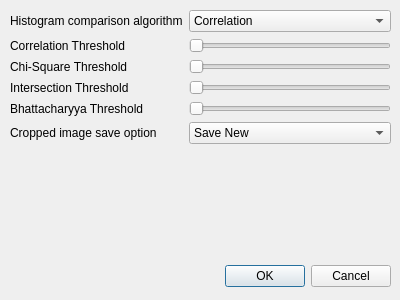
Qt form WatermarkCropper/settings.ui (vg16855/Ifunny-Watermark-Cropper) before a commit.
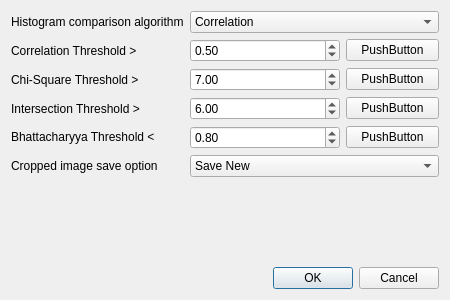
The same form after that commit.

What changed in the file:
```diff
--- a/WatermarkCropper/settings.ui
+++ b/WatermarkCropper/settings.ui
@@ -6,7 +6,7 @@
    <rect>
     <x>0</x>
     <y>0</y>
-    <width>400</width>
+    <width>450</width>
     <height>300</height>
    </rect>
   </property>
@@ -16,37 +16,27 @@
     <verstretch>0</verstretch>
    </sizepolicy>
   </property>
+  <property name="maximumSize">
+   <size>
+    <width>450</width>
+    <height>300</height>
+   </size>
+  </property>
   <property name="windowTitle">
    <string>Dialog</string>
   </property>
-  <widget class="QDialogButtonBox" name="buttonBox">
-   <property name="geometry">
-    <rect>
-     <x>10</x>
-     <y>260</y>
-     <width>381</width>
-     <height>32</height>
-    </rect>
-   </property>
-   <property name="orientation">
-    <enum>Qt::Horizontal</enum>
-   </property>
-   <property name="standardButtons">
-    <set>QDialogButtonBox::Cancel|QDialogButtonBox::Ok</set>
-   </property>
-  </widget>
-  <widget class="QWidget" name="formLayoutWidget">
-   <property name="geometry">
-    <rect>
-     <x>10</x>
-     <y>10</y>
-     <width>381</width>
-     <height>251</height>
-    </rect>
-   </property>
+  <layout class="QVBoxLayout" name="verticalLayout">
+   <item>
    <layout class="QFormLayout" name="formLayout">
+     <item row="0" column="0">
+      <widget class="QLabel" name="label">
+       <property name="text">
+        <string>Histogram comparison algorithm</string>
+       </property>
+      </widget>
+     </item>
     <item row="0" column="1">
-     <widget class="QComboBox" name="comboBox">
+      <widget class="QComboBox" name="histogramComboBox">
       <item>
        <property name="text">
         <string>Correlation</string>
@@ -72,38 +62,142 @@
     <item row="1" column="0">
      <widget class="QLabel" name="label_2">
       <property name="text">
-       <string>Correlation Threshold</string>
+        <string>Correlation Threshold &gt;</string>
       </property>
      </widget>
     </item>
-    <item row="0" column="0">
-     <widget class="QLabel" name="label">
+     <item row="1" column="1">
+      <layout class="QHBoxLayout" name="horizontalLayout" stretch="0,0">
+       <item>
+        <widget class="QDoubleSpinBox" name="correlationSpinBox">
+         <property name="minimumSize">
+          <size>
+           <width>150</width>
+           <height>0</height>
+          </size>
+         </property>
+         <property name="minimum">
+          <double>0.000000000000000</double>
+         </property>
+         <property name="value">
+          <double>0.500000000000000</double>
+         </property>
+        </widget>
+       </item>
+       <item>
+        <widget class="QPushButton" name="pushButton">
       <property name="text">
-       <string>Histogram comparison algorithm</string>
-      </property>
-     </widget>
+          <string>PushButton</string>
+         </property>
+        </widget>
+       </item>
+      </layout>
     </item>
     <item row="2" column="0">
      <widget class="QLabel" name="label_3">
       <property name="text">
-       <string>Chi-Square Threshold</string>
+        <string>Chi-Square Threshold &gt;</string>
       </property>
      </widget>
     </item>
+     <item row="2" column="1">
+      <layout class="QHBoxLayout" name="horizontalLayout_2">
+       <item>
+        <widget class="QDoubleSpinBox" name="chiSquareSpinBox">
+         <property name="sizePolicy">
+          <sizepolicy hsizetype="Minimum" vsizetype="Fixed">
+           <horstretch>0</horstretch>
+           <verstretch>0</verstretch>
+          </sizepolicy>
+         </property>
+         <property name="minimumSize">
+          <size>
+           <width>150</width>
+           <height>0</height>
+          </size>
+         </property>
+         <property name="value">
+          <double>7.000000000000000</double>
+         </property>
+        </widget>
+       </item>
+       <item>
+        <widget class="QPushButton" name="pushButton_2">
+         <property name="text">
+          <string>PushButton</string>
+         </property>
+        </widget>
+       </item>
+      </layout>
+     </item>
     <item row="3" column="0">
      <widget class="QLabel" name="label_4">
       <property name="text">
-       <string>Intersection Threshold</string>
+        <string>Intersection Threshold &gt;</string>
       </property>
      </widget>
     </item>
+     <item row="3" column="1">
+      <layout class="QHBoxLayout" name="horizontalLayout_3">
+       <item>
+        <widget class="QDoubleSpinBox" name="intersectionSpinBox">
+         <property name="minimumSize">
+          <size>
+           <width>150</width>
+           <height>0</height>
+          </size>
+         </property>
+         <property name="value">
+          <double>6.000000000000000</double>
+         </property>
+        </widget>
+       </item>
+       <item>
+        <widget class="QPushButton" name="pushButton_3">
+         <property name="text">
+          <string>PushButton</string>
+         </property>
+        </widget>
+       </item>
+      </layout>
+     </item>
     <item row="4" column="0">
      <widget class="QLabel" name="label_5">
       <property name="text">
-       <string>Bhattacharyya Threshold</string>
+        <string>Bhattacharyya Threshold &lt;</string>
       </property>
      </widget>
     </item>
+     <item row="4" column="1">
+      <layout class="QHBoxLayout" name="horizontalLayout_4">
+       <item>
+        <widget class="QDoubleSpinBox" name="bhattacharyyaSpinBox">
+         <property name="minimumSize">
+          <size>
+           <width>150</width>
+           <height>0</height>
+          </size>
+         </property>
+         <property name="value">
+          <double>0.800000000000000</double>
+         </property>
+        </widget>
+       </item>
+       <item>
+        <widget class="QPushButton" name="pushButton_4">
+         <property name="minimumSize">
+          <size>
+           <width>0</width>
+           <height>0</height>
+          </size>
+         </property>
+         <property name="text">
+          <string>PushButton</string>
+         </property>
+        </widget>
+       </item>
+      </layout>
+     </item>
     <item row="5" column="0">
      <widget class="QLabel" name="label_6">
       <property name="text">
@@ -125,40 +219,19 @@
       </item>
      </widget>
     </item>
-    <item row="1" column="1">
-     <layout class="QHBoxLayout" name="horizontalLayout">
+    </layout>
+   </item>
       <item>
-       <widget class="QSlider" name="horizontalSlider">
+    <widget class="QDialogButtonBox" name="buttonBox">
         <property name="orientation">
          <enum>Qt::Horizontal</enum>
         </property>
-       </widget>
-      </item>
-     </layout>
-    </item>
-    <item row="2" column="1">
-     <widget class="QSlider" name="horizontalSlider_2">
-      <property name="orientation">
-       <enum>Qt::Horizontal</enum>
+     <property name="standardButtons">
+      <set>QDialogButtonBox::Cancel|QDialogButtonBox::Ok</set>
       </property>
      </widget>
     </item>
-    <item row="3" column="1">
-     <widget class="QSlider" name="horizontalSlider_3">
-      <property name="orientation">
-       <enum>Qt::Horizontal</enum>
-      </property>
-     </widget>
-    </item>
-    <item row="4" column="1">
-     <widget class="QSlider" name="horizontalSlider_4">
-      <property name="orientation">
-       <enum>Qt::Horizontal</enum>
-      </property>
-     </widget>
-    </item>
-   </layout>
-  </widget>
+  </layout>
  </widget>
  <resources/>
  <connections>
```
Left out of the diff: 8 changed lines with no effect on the pictures. Lines whose indentation alone changed are shown as unchanged.
